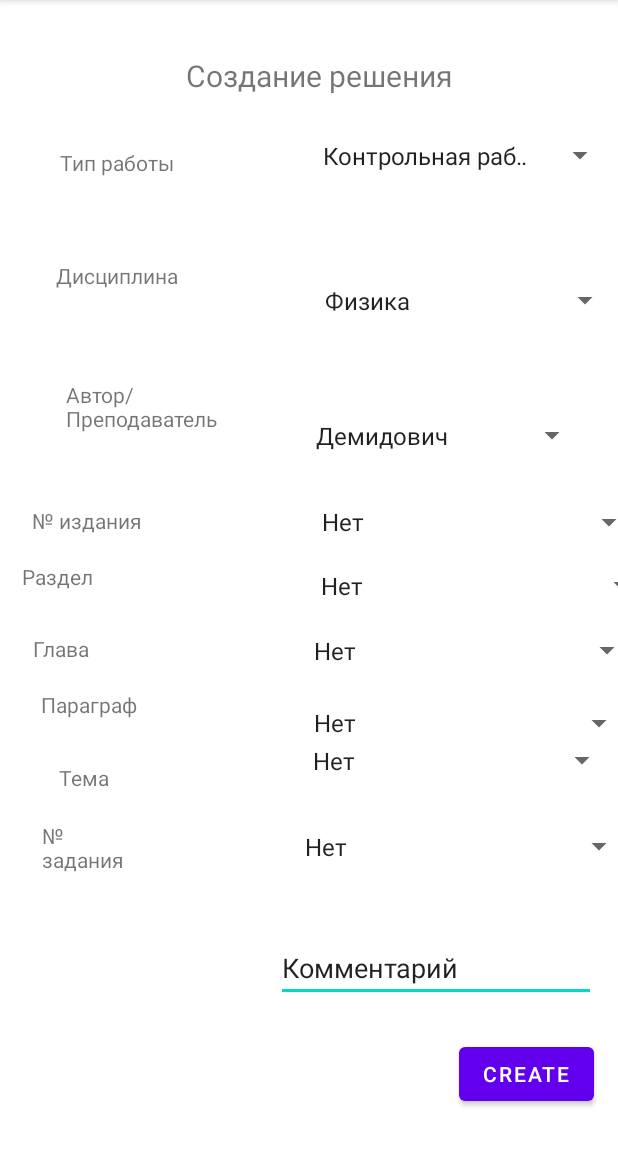
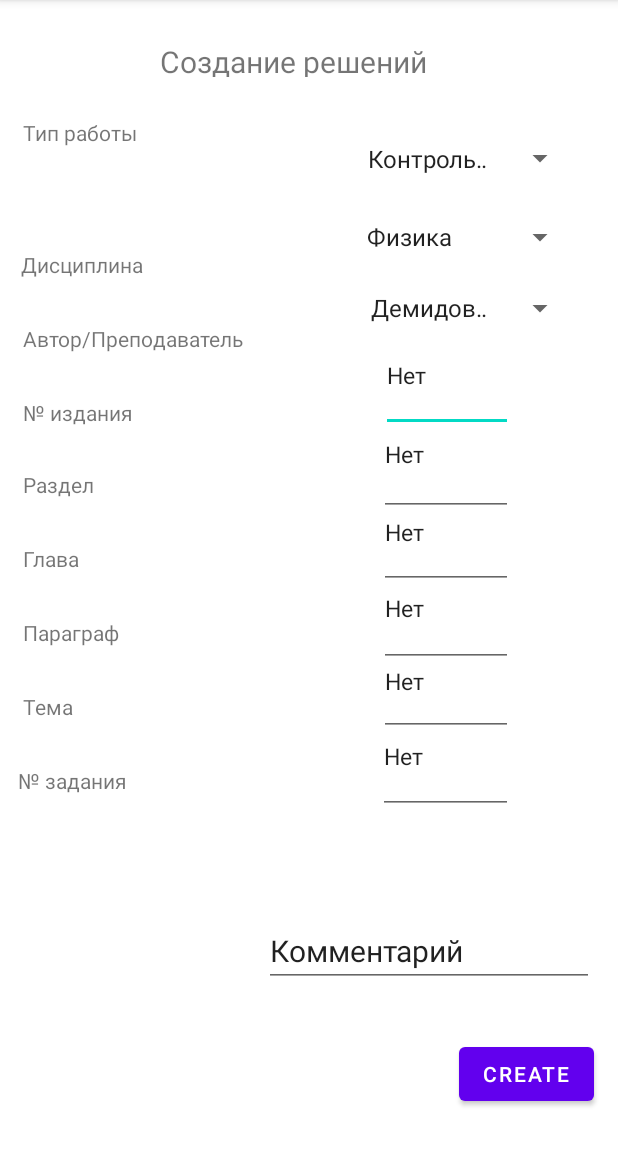
Before and after one commit to AleksandrMandrov/Bank-of-information, an Android app: the Download screen opened directly, with no data from a screen before it, on a phone screen of 412 x 824 dp, the part 84-1236 px from its top. Run offline under Robolectric (Android 15) with nearby library versions, the phone set to English and light mode, and no system bars.

Commit message:
Downloadpage

```diff
--- a/app/src/main/java/com/example/myapplication/Download.java
+++ b/app/src/main/java/com/example/myapplication/Download.java
@@ -5,6 +5,10 @@ import androidx.appcompat.app.AppCompatActivity;
 import android.os.Bundle;
 
 public class Download extends AppCompatActivity {
+    @Override
+    public void setTitle(int titleId) {
+        super.setTitle(titleId);
+    }
 
     @Override
     protected void onCreate(Bundle savedInstanceState) {
--- a/app/src/main/res/layout/activity_download.xml
+++ b/app/src/main/res/layout/activity_download.xml
@@ -11,8 +11,8 @@
         android:id="@+id/textview_second"
         android:layout_width="wrap_content"
         android:layout_height="wrap_content"
-        android:layout_marginBottom="75dp"
-        app:layout_constraintBottom_toTopOf="@+id/spinner2"
+        android:layout_marginBottom="57dp"
+        app:layout_constraintBottom_toTopOf="@+id/spinner"
         app:layout_constraintEnd_toEndOf="parent"
         app:layout_constraintStart_toStartOf="parent"
         app:layout_constraintTop_toTopOf="parent" />
@@ -37,22 +37,6 @@
         app:layout_constraintStart_toStartOf="parent"
         app:layout_constraintTop_toTopOf="parent" />
 
-    <TextView
-        android:id="@+id/textView"
-        android:layout_width="wrap_content"
-        android:layout_height="wrap_content"
-        android:layout_marginStart="124dp"
-        android:layout_marginTop="29dp"
-        android:layout_marginBottom="181dp"
-        android:text="Создание решения"
-        android:textSize="20dp"
-        app:layout_constraintBottom_toTopOf="@+id/textView13"
-        app:layout_constraintEnd_toEndOf="parent"
-        app:layout_constraintHorizontal_bias="0.0"
-        app:layout_constraintStart_toStartOf="parent"
-        app:layout_constraintTop_toTopOf="parent"
-        app:layout_constraintVertical_bias="0.021" />
-
     <Button
         android:id="@+id/button"
         android:layout_width="wrap_content"
@@ -61,257 +45,282 @@
         android:layout_marginBottom="28dp"
         android:text="Create"
         app:layout_constraintBottom_toBottomOf="parent"
-        app:layout_constraintEnd_toEndOf="parent" />
+        app:layout_constraintEnd_toEndOf="parent"
+        app:layout_constraintTop_toBottomOf="@+id/editTextTextPostalAddress7" />
+
+    <TextView
+        android:id="@+id/textView2"
+        android:layout_width="199dp"
+        android:layout_height="24dp"
+        android:layout_marginTop="27dp"
+        android:layout_marginBottom="27dp"
+        android:text="Создание решений"
+        android:textSize="20sp"
+        app:layout_constraintBottom_toTopOf="@+id/textView3"
+        app:layout_constraintEnd_toEndOf="parent"
+        app:layout_constraintHorizontal_bias="0.5"
+        app:layout_constraintStart_toStartOf="parent"
+        app:layout_constraintTop_toTopOf="parent" />
+
+    <TextView
+        android:id="@+id/textView3"
+        android:layout_width="0dp"
+        android:layout_height="0dp"
+        android:layout_marginStart="15dp"
+        android:layout_marginEnd="75dp"
+        android:layout_marginBottom="631dp"
+        android:text="Тип работы"
+        app:layout_constraintBottom_toBottomOf="parent"
+        app:layout_constraintEnd_toStartOf="@+id/spinner"
+        app:layout_constraintStart_toStartOf="parent"
+        app:layout_constraintTop_toBottomOf="@+id/textView2" />
+
+    <TextView
+        android:id="@+id/textView4"
+        android:layout_width="wrap_content"
+        android:layout_height="wrap_content"
+        android:layout_marginStart="14dp"
+        android:layout_marginTop="30dp"
+        android:layout_marginEnd="141dp"
+        android:text="Дисциплина"
+        app:layout_constraintEnd_toStartOf="@+id/spinner2"
+        app:layout_constraintHorizontal_bias="0.256"
+        app:layout_constraintStart_toStartOf="parent"
+        app:layout_constraintTop_toBottomOf="@+id/textView3" />
+
+    <TextView
+        android:id="@+id/textView5"
+        android:layout_width="wrap_content"
+        android:layout_height="wrap_content"
+        android:layout_marginStart="15dp"
+        android:layout_marginTop="30dp"
+        android:layout_marginEnd="77dp"
+        android:text="Автор/Преподаватель"
+        app:layout_constraintEnd_toStartOf="@+id/spinner3"
+        app:layout_constraintStart_toStartOf="parent"
+        app:layout_constraintTop_toBottomOf="@+id/textView4" />
+
+    <TextView
+        android:id="@+id/textView6"
+        android:layout_width="0dp"
+        android:layout_height="18dp"
+        android:layout_marginStart="15dp"
+        android:layout_marginTop="30dp"
+        android:layout_marginEnd="150dp"
+        android:text="№ издания"
+        app:layout_constraintEnd_toStartOf="@+id/editTextTextPostalAddress"
+        app:layout_constraintStart_toStartOf="parent"
+        app:layout_constraintTop_toBottomOf="@+id/textView5" />
+
+    <TextView
+        android:id="@+id/textView7"
+        android:layout_width="wrap_content"
+        android:layout_height="wrap_content"
+        android:layout_marginStart="15dp"
+        android:layout_marginTop="30dp"
+        android:layout_marginEnd="190dp"
+        android:text="Раздел"
+        app:layout_constraintEnd_toStartOf="@+id/editTextTextPostalAddress2"
+        app:layout_constraintStart_toStartOf="parent"
+        app:layout_constraintTop_toBottomOf="@+id/textView6" />
+
+    <TextView
+        android:id="@+id/textView8"
+        android:layout_width="wrap_content"
+        android:layout_height="wrap_content"
+        android:layout_marginStart="15dp"
+        android:layout_marginTop="30dp"
+        android:layout_marginEnd="200dp"
+        android:text="Глава"
+        app:layout_constraintEnd_toStartOf="@+id/editTextTextPostalAddress4"
+        app:layout_constraintStart_toStartOf="parent"
+        app:layout_constraintTop_toBottomOf="@+id/textView7" />
+
+    <TextView
+        android:id="@+id/textView9"
+        android:layout_width="wrap_content"
+        android:layout_height="wrap_content"
+        android:layout_marginStart="15dp"
+        android:layout_marginTop="30dp"
+        android:layout_marginEnd="173dp"
+        android:text="Параграф"
+        app:layout_constraintEnd_toStartOf="@+id/editTextTextPostalAddress5"
+        app:layout_constraintStart_toStartOf="parent"
+        app:layout_constraintTop_toBottomOf="@+id/textView8" />
+
+    <TextView
+        android:id="@+id/textView10"
+        android:layout_width="wrap_content"
+        android:layout_height="wrap_content"
+        android:layout_marginStart="15dp"
+        android:layout_marginTop="30dp"
+        android:layout_marginEnd="204dp"
+        android:text="Тема"
+        app:layout_constraintEnd_toStartOf="@+id/editTextTextPostalAddress6"
+        app:layout_constraintStart_toStartOf="parent"
+        app:layout_constraintTop_toBottomOf="@+id/textView9" />
 
     <TextView
         android:id="@+id/textView11"
-        android:layout_width="134dp"
-        android:layout_height="35dp"
-        android:layout_marginStart="40dp"
-        android:layout_marginTop="96dp"
-        android:layout_marginEnd="33dp"
-        android:layout_marginBottom="411dp"
-        android:text="Тип работы"
-        app:layout_constraintBottom_toTopOf="@+id/textView19"
-        app:layout_constraintEnd_toStartOf="@+id/spinner2"
+        android:layout_width="wrap_content"
+        android:layout_height="wrap_content"
+        android:layout_marginStart="12dp"
+        android:layout_marginTop="30dp"
+        android:layout_marginEnd="167dp"
+        android:text="№ задания"
+        app:layout_constraintEnd_toEndOf="@+id/textView10"
+        app:layout_constraintEnd_toStartOf="@+id/editTextTextPostalAddress7"
+        app:layout_constraintStart_toEndOf="@+id/textView10"
         app:layout_constraintStart_toStartOf="parent"
+        app:layout_constraintTop_toBottomOf="@+id/textView10" />
+
+    <Spinner
+        android:id="@+id/spinner"
+        android:layout_width="0dp"
+        android:layout_height="0dp"
+        android:layout_marginEnd="28dp"
+        android:layout_marginBottom="633dp"
+        android:entries="@array/KindOfWork"
+        app:layout_constraintBottom_toBottomOf="parent"
+        app:layout_constraintEnd_toEndOf="parent"
+        app:layout_constraintStart_toEndOf="@+id/textView3"
+        app:layout_constraintTop_toBottomOf="@+id/textview_second" />
+
+    <Spinner
+        android:id="@+id/spinner2"
+        android:layout_width="0dp"
+        android:layout_height="0dp"
+        android:layout_marginTop="129dp"
+        android:layout_marginEnd="28dp"
+        android:layout_marginBottom="505dp"
+        android:entries="@array/TheScience"
+        app:layout_constraintBottom_toTopOf="@+id/button"
+        app:layout_constraintEnd_toEndOf="parent"
+        app:layout_constraintStart_toEndOf="@+id/textView4"
         app:layout_constraintTop_toTopOf="parent" />
 
     <Spinner
-        android:id="@+id/spinner2"
-        android:layout_width="203dp"
-        android:layout_height="31dp"
-        android:layout_marginTop="82dp"
-        android:layout_marginEnd="1dp"
-        android:layout_marginBottom="370dp"
-        android:entries="@array/KindOfWork"
-        app:layout_constraintBottom_toTopOf="@+id/spinner9"
+        android:id="@+id/spinner3"
+        android:layout_width="0dp"
+        android:layout_height="0dp"
+        android:layout_marginTop="176dp"
+        android:layout_marginEnd="28dp"
+        android:layout_marginBottom="457dp"
+        android:entries="@array/Author"
+        app:layout_constraintBottom_toTopOf="@+id/button"
+        app:layout_constraintEnd_toEndOf="parent"
+        app:layout_constraintStart_toEndOf="@+id/textView5"
+        app:layout_constraintTop_toTopOf="parent" />
+
+    <EditText
+        android:id="@+id/editTextTextPostalAddress"
+        android:layout_width="0dp"
+        android:layout_height="0dp"
+        android:layout_marginTop="213dp"
+        android:layout_marginEnd="70sp"
+        android:layout_marginBottom="404dp"
+        android:ems="10"
+        android:inputType="textPostalAddress"
+        android:text="Нет"
+        android:textSize="15sp"
+        app:layout_constraintBottom_toTopOf="@+id/button"
+        app:layout_constraintEnd_toEndOf="parent"
+        app:layout_constraintStart_toEndOf="@+id/textView6"
+        app:layout_constraintTop_toTopOf="parent" />
+
+    <EditText
+        android:id="@+id/editTextTextPostalAddress2"
+        android:layout_width="0dp"
+        android:layout_height="0dp"
+        android:layout_marginTop="262dp"
+        android:layout_marginEnd="70sp"
+        android:layout_marginBottom="348dp"
+        android:ems="10"
+        android:inputType="textPostalAddress"
+        android:text="Нет"
+        android:textSize="15sp"
+        app:layout_constraintBottom_toTopOf="@+id/button"
+        app:layout_constraintEnd_toEndOf="parent"
+        app:layout_constraintStart_toEndOf="@+id/textView7"
+        app:layout_constraintTop_toTopOf="parent" />
+
+    <EditText
+        android:id="@+id/editTextTextPostalAddress4"
+        android:layout_width="0dp"
+        android:layout_height="0dp"
+        android:layout_marginTop="317dp"
+        android:layout_marginEnd="70sp"
+        android:layout_marginBottom="299dp"
+        android:ems="10"
+        android:inputType="textPostalAddress"
+        android:text="Нет"
+        android:textSize="15sp"
+        app:layout_constraintBottom_toTopOf="@+id/button"
+        app:layout_constraintEnd_toEndOf="parent"
+        app:layout_constraintStart_toEndOf="@+id/textView8"
+        app:layout_constraintTop_toTopOf="parent" />
+
+    <EditText
+        android:id="@+id/editTextTextPostalAddress5"
+        android:layout_width="0dp"
+        android:layout_height="0dp"
+        android:layout_marginTop="367dp"
+        android:layout_marginEnd="70sp"
+        android:layout_marginBottom="247dp"
+        android:ems="10"
+        android:inputType="textPostalAddress"
+        android:text="Нет"
+        android:textSize="15sp"
+        app:layout_constraintBottom_toTopOf="@+id/button"
+        app:layout_constraintEnd_toEndOf="parent"
+        app:layout_constraintStart_toEndOf="@+id/textView9"
+        app:layout_constraintTop_toTopOf="parent" />
+
+    <EditText
+        android:id="@+id/editTextTextPostalAddress6"
+        android:layout_width="0dp"
+        android:layout_height="0dp"
+        android:layout_marginTop="418dp"
+        android:layout_marginEnd="70sp"
+        android:layout_marginBottom="201dp"
+        android:ems="10"
+        android:inputType="textPostalAddress"
+        android:text="Нет"
+        android:textSize="15sp"
+        app:layout_constraintBottom_toTopOf="@+id/button"
+        app:layout_constraintEnd_toEndOf="parent"
+        app:layout_constraintStart_toEndOf="@+id/textView10"
+        app:layout_constraintTop_toTopOf="parent" />
+
+    <EditText
+        android:id="@+id/editTextTextPostalAddress7"
+        android:layout_width="0dp"
+        android:layout_height="0dp"
+        android:layout_marginTop="466dp"
+        android:layout_marginEnd="70sp"
+        android:layout_marginBottom="149dp"
+        android:ems="10"
+        android:inputType="textPostalAddress"
+        android:text="Нет"
+        android:textSize="15sp"
+        app:layout_constraintBottom_toTopOf="@+id/button"
         app:layout_constraintEnd_toEndOf="parent"
         app:layout_constraintStart_toEndOf="@+id/textView11"
-        app:layout_constraintTop_toTopOf="parent"
-        app:layout_constraintVertical_bias="1.0" />
+        app:layout_constraintTop_toTopOf="parent" />
 
-    <TextView
-        android:id="@+id/textView2"
-        android:layout_width="120dp"
-        android:layout_height="40dp"
-        android:layout_marginStart="40dp"
-        android:layout_marginTop="40dp"
-        android:layout_marginEnd="51dp"
-        android:text="Дисциплина"
-        app:layout_constraintEnd_toStartOf="@+id/spinner3"
-        app:layout_constraintStart_toStartOf="parent"
-        app:layout_constraintTop_toBottomOf="@+id/textView11" />
-
-    <Spinner
-        android:id="@+id/spinner3"
-        android:layout_width="205dp"
-        android:layout_height="58dp"
-        android:layout_marginEnd="1dp"
-        android:layout_marginBottom="528dp"
-        android:entries="@array/TheScience"
+    <EditText
+        android:id="@+id/editTextTextPostalAddress8"
+        android:layout_width="220dp"
+        android:layout_height="46dp"
+        android:layout_marginEnd="16dp"
+        android:ems="10"
+        android:inputType="textPostalAddress"
+        android:text="Комментарий"
+        android:textSize="20sp"
         app:layout_constraintBottom_toBottomOf="parent"
         app:layout_constraintEnd_toEndOf="parent"
-        app:layout_constraintStart_toEndOf="@+id/textView2"
-        app:layout_constraintTop_toBottomOf="@+id/spinner2"
-        app:layout_constraintVertical_bias="0.826" />
-
-    <TextView
-        android:id="@+id/textView13"
-        android:layout_width="115dp"
-        android:layout_height="61dp"
-        android:layout_marginStart="25dp"
-        android:layout_marginEnd="25dp"
-        android:layout_marginBottom="446dp"
-        android:text="Автор/Преподаватель"
-        app:layout_constraintBottom_toBottomOf="parent"
-        app:layout_constraintEnd_toStartOf="@+id/spinner4"
-        app:layout_constraintStart_toStartOf="parent"
-        app:layout_constraintTop_toBottomOf="@+id/textView" />
-
-    <Spinner
-        android:id="@+id/spinner4"
-        android:layout_width="189dp"
-        android:layout_height="59dp"
-        android:layout_marginEnd="1dp"
-        android:layout_marginBottom="448dp"
-        android:entries="@array/Author"
-        app:layout_constraintBottom_toBottomOf="parent"
-        app:layout_constraintEnd_toEndOf="parent"
-        app:layout_constraintStart_toEndOf="@+id/textView13"
-        app:layout_constraintTop_toBottomOf="@+id/spinner2"
-        app:layout_constraintVertical_bias="1.0" />
-
-    <TextView
-        android:id="@+id/textView14"
-        android:layout_width="114dp"
-        android:layout_height="25dp"
-        android:layout_marginStart="40dp"
-        android:layout_marginEnd="71dp"
-        android:layout_marginBottom="405dp"
-        android:text="№ издания"
-        app:layout_constraintBottom_toBottomOf="parent"
-        app:layout_constraintEnd_toStartOf="@+id/spinner5"
-        app:layout_constraintStart_toStartOf="parent"
-        app:layout_constraintTop_toBottomOf="@+id/textView11"
-        app:layout_constraintVertical_bias="1.0" />
-
-    <Spinner
-        android:id="@+id/spinner5"
-        android:layout_width="223dp"
-        android:layout_height="29dp"
-        android:layout_marginEnd="1dp"
-        android:layout_marginBottom="405dp"
-        android:entries="@array/Edition"
-        app:layout_constraintBottom_toBottomOf="parent"
-        app:layout_constraintEnd_toEndOf="parent"
-        app:layout_constraintStart_toEndOf="@+id/textView14"
-        app:layout_constraintTop_toBottomOf="@+id/spinner2"
-        app:layout_constraintVertical_bias="1.0" />
-
-    <TextView
-        android:id="@+id/textView15"
-        android:layout_width="91dp"
-        android:layout_height="26dp"
-        android:layout_marginStart="40dp"
-        android:layout_marginEnd="100dp"
-        android:layout_marginBottom="367dp"
-        android:text="Раздел"
-        app:layout_constraintBottom_toBottomOf="parent"
-        app:layout_constraintEnd_toStartOf="@+id/spinner6"
-        app:layout_constraintStart_toStartOf="parent"
-        app:layout_constraintTop_toBottomOf="@+id/textView11"
-        app:layout_constraintVertical_bias="1.0" />
-
-    <Spinner
-        android:id="@+id/spinner6"
-        android:layout_width="232dp"
-        android:layout_height="31dp"
-        android:layout_marginBottom="362dp"
-        android:entries="@array/ChapterR"
-        app:layout_constraintBottom_toBottomOf="parent"
-        app:layout_constraintEnd_toEndOf="parent"
-        app:layout_constraintStart_toEndOf="@+id/textView15"
-        app:layout_constraintTop_toBottomOf="@+id/spinner2"
-        app:layout_constraintVertical_bias="1.0" />
-
-    <TextView
-        android:id="@+id/textView16"
-        android:layout_width="59dp"
-        android:layout_height="25dp"
-        android:layout_marginStart="40dp"
-        android:layout_marginEnd="120dp"
-        android:layout_marginBottom="318dp"
-        android:text="Глава"
-        app:layout_constraintBottom_toBottomOf="parent"
-        app:layout_constraintEnd_toStartOf="@+id/spinner7"
-        app:layout_constraintStart_toStartOf="parent"
-        app:layout_constraintTop_toBottomOf="@+id/textView11"
-        app:layout_constraintVertical_bias="0.992" />
-
-    <Spinner
-        android:id="@+id/spinner7"
-        android:layout_width="227dp"
-        android:layout_height="26dp"
-        android:layout_marginEnd="1dp"
-        android:layout_marginBottom="309dp"
-        android:entries="@array/CharapterG"
-        app:layout_constraintBottom_toBottomOf="parent"
-        app:layout_constraintEnd_toEndOf="parent"
-        app:layout_constraintStart_toEndOf="@+id/textView16"
-        app:layout_constraintTop_toBottomOf="@+id/spinner2"
-        app:layout_constraintVertical_bias="0.961" />
-
-    <TextView
-        android:id="@+id/textView17"
-        android:layout_width="74dp"
-        android:layout_height="29dp"
-        android:layout_marginStart="40dp"
-        android:layout_marginEnd="100dp"
-        android:layout_marginBottom="273dp"
-        android:text="Параграф"
-        app:layout_constraintBottom_toBottomOf="parent"
-        app:layout_constraintEnd_toStartOf="@+id/spinner8"
-        app:layout_constraintStart_toStartOf="parent"
-        app:layout_constraintTop_toBottomOf="@+id/textView11"
-        app:layout_constraintVertical_bias="0.984" />
-
-    <Spinner
-        android:id="@+id/spinner8"
-        android:layout_width="222dp"
-        android:layout_height="24dp"
-        android:layout_marginEnd="1dp"
-        android:layout_marginBottom="267dp"
-        android:entries="@array/Paragraph"
-        app:layout_constraintBottom_toBottomOf="parent"
-        app:layout_constraintEnd_toEndOf="parent"
-        app:layout_constraintStart_toEndOf="@+id/textView17"
-        app:layout_constraintTop_toBottomOf="@+id/spinner2"
-        app:layout_constraintVertical_bias="0.981" />
-
-    <TextView
-        android:id="@+id/textView18"
-        android:layout_width="61dp"
-        android:layout_height="30dp"
-        android:layout_marginStart="40dp"
-        android:layout_marginEnd="100dp"
-        android:layout_marginBottom="229dp"
-        android:text="Тема"
-        app:layout_constraintBottom_toBottomOf="parent"
-        app:layout_constraintEnd_toStartOf="@+id/spinner9"
-        app:layout_constraintStart_toStartOf="parent"
-        app:layout_constraintTop_toBottomOf="@+id/textView11"
-        app:layout_constraintVertical_bias="1.0" />
-
-    <Spinner
-        android:id="@+id/spinner9"
-        android:layout_width="211dp"
-        android:layout_height="35dp"
-        android:layout_marginTop="480dp"
-        android:layout_marginEnd="1dp"
-        android:layout_marginBottom="18dp"
-        android:entries="@array/Theme"
-        app:layout_constraintBottom_toTopOf="@+id/spinner10"
-        app:layout_constraintEnd_toEndOf="parent"
-        app:layout_constraintStart_toEndOf="@+id/textView18"
-        app:layout_constraintTop_toTopOf="parent" />
-
-    <TextView
-        android:id="@+id/textView19"
-        android:layout_width="67dp"
-        android:layout_height="36dp"
-        android:layout_marginStart="40dp"
-        android:layout_marginEnd="100dp"
-        android:layout_marginBottom="182dp"
-        android:text="№  задания"
-        app:layout_constraintBottom_toBottomOf="parent"
-        app:layout_constraintEnd_toStartOf="@+id/spinner10"
-        app:layout_constraintStart_toStartOf="parent"
-        app:layout_constraintTop_toBottomOf="@+id/textView11" />
-
-    <Spinner
-        android:id="@+id/spinner10"
-        android:layout_width="228dp"
-        android:layout_height="26dp"
-        android:layout_marginEnd="1dp"
-        android:layout_marginBottom="181dp"
-        android:entries="@array/JobNumber"
-        app:layout_constraintBottom_toBottomOf="parent"
-        app:layout_constraintEnd_toEndOf="parent"
-        app:layout_constraintStart_toEndOf="@+id/textView19"
-        app:layout_constraintTop_toBottomOf="@+id/spinner9" />
-
-    <EditText
-        android:id="@+id/editTextTextPersonName"
-        android:layout_width="wrap_content"
-        android:layout_height="wrap_content"
-        android:layout_marginStart="184dp"
-        android:layout_marginBottom="100dp"
-        android:ems="10"
-        android:inputType="textPersonName"
-        android:text="Комментарий"
-        app:layout_constraintBottom_toBottomOf="parent"
-        app:layout_constraintStart_toStartOf="parent" />
+        app:layout_constraintTop_toTopOf="parent"
+        app:layout_constraintVertical_bias="0.848" />
 
 
 </androidx.constraintlayout.widget.ConstraintLayout>
```
